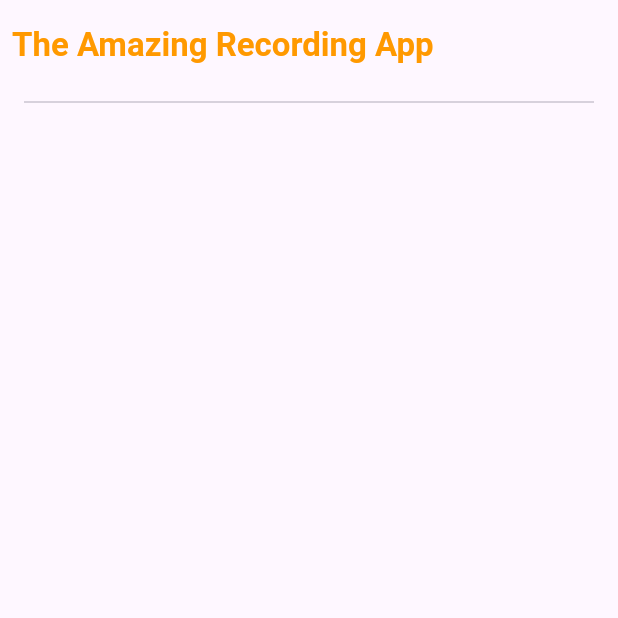
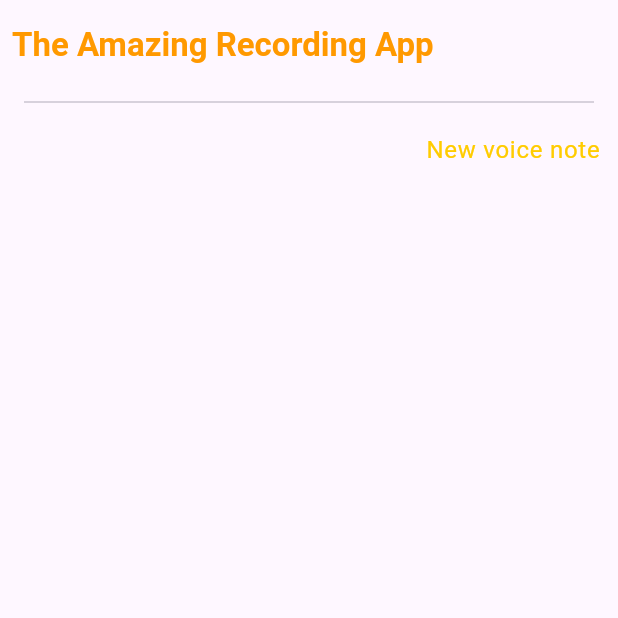
Before and after one commit to jose-reyes-ospino/voice-app, a Flutter app: the screen it shows after launch, on a phone screen of 412 x 824 dp, the top half of it. Run offline on Flutter 3.47's test engine with Material 3 defaults, Android fonts, the phone set to English and light mode, and no system bars; our stand-ins replace flutter_riverpod, go_router.

Commit message:
feat: new voice note button

```diff
--- a/lib/ui/home_page.dart
+++ b/lib/ui/home_page.dart
@@ -37,11 +37,25 @@ class _HomePageState extends ConsumerState<HomePage> {
                 ),
               ],
             ),
-            const Expanded(
+            Expanded(
               child: SingleChildScrollView(
                 child: Column(
                   crossAxisAlignment: CrossAxisAlignment.start,
-                  children: [],
+                  children: [
+                    Align(
+                      alignment: Alignment.centerRight,
+                      child: TextButton(
+                        onPressed: () {},
+                        child: Text(
+                          'New voice note',
+                          style:
+                              Theme.of(context).textTheme.bodyLarge?.copyWith(
+                                    color: CustomColors.primaryYellow,
+                                  ),
+                        ),
+                      ),
+                    ),
+                  ],
                 ),
               ),
             ),
```
